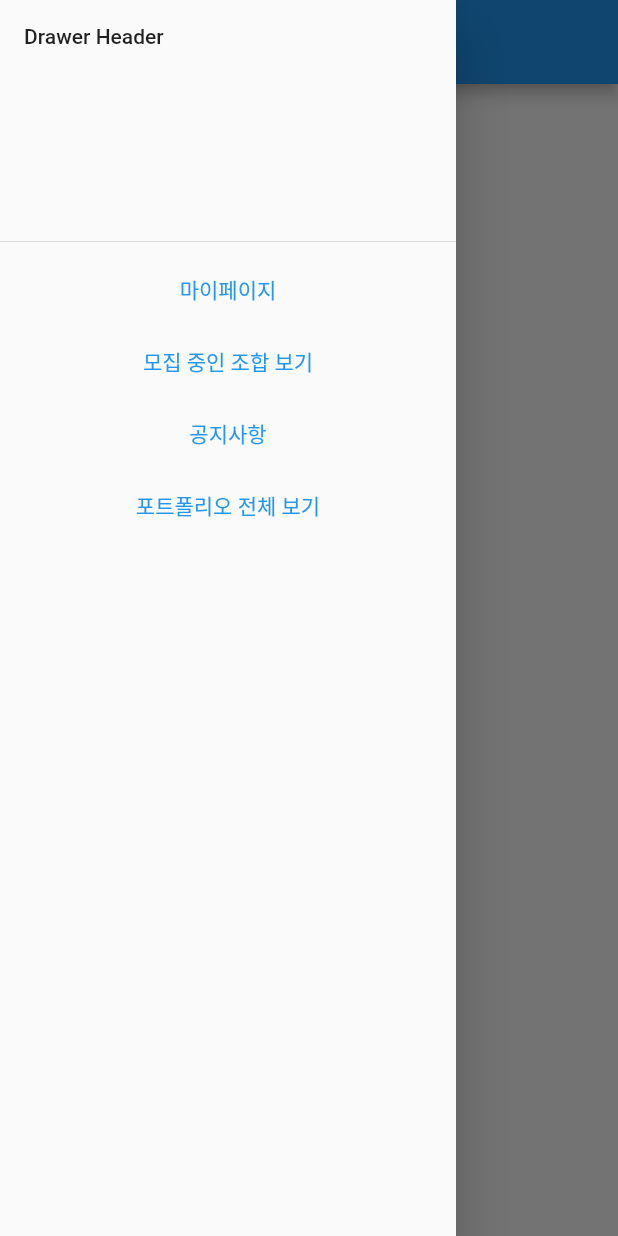
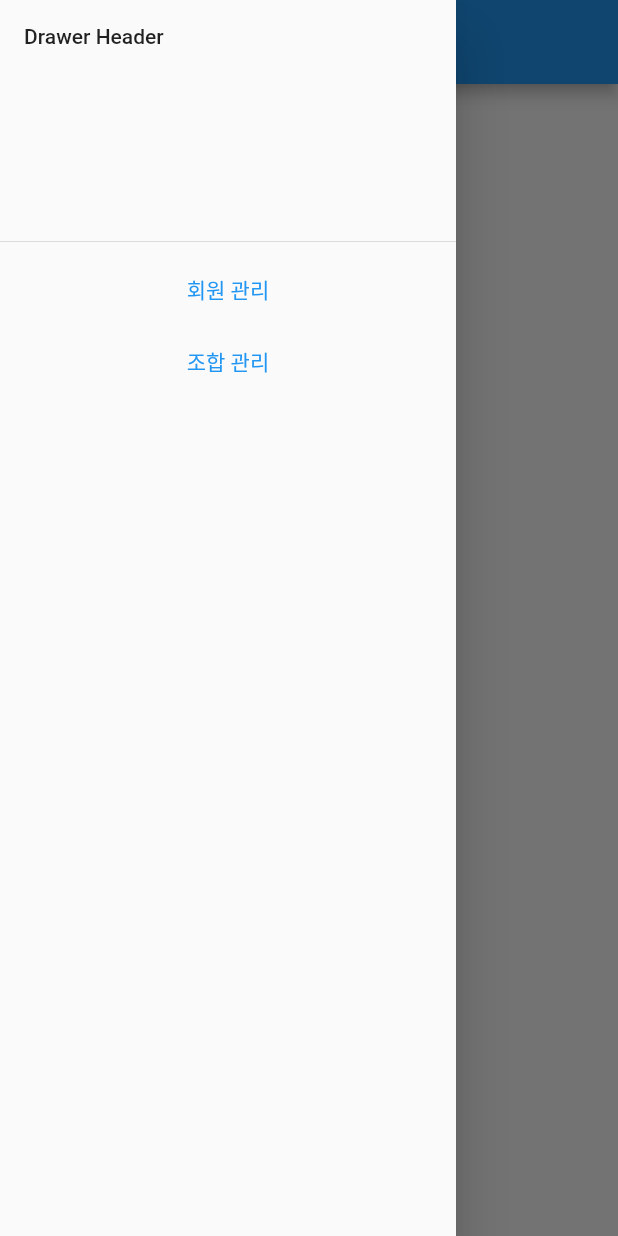
Before and after one commit to jhg6636/angelnet_front, a Flutter app: the ScreenFrame screen opened directly with empty values, with the side drawer open, on a phone screen of 412 x 824 dp. Run offline on Flutter 3.47's test engine with Material 2 defaults, Android fonts, the light colour scheme and no system bars; our stand-ins replace device_info_plus, flutter_secure_storage, get, table_calendar; accounts and stored records are empty; network calls fail.

Commit message:
LP 마이페이지 관리 완료 및 중간 기록 커밋

```diff
--- a/lib/assets/routes.dart
+++ b/lib/assets/routes.dart
@@ -1,7 +1,7 @@
 import 'package:backoffice_front/screens/common/signup_screen.dart';
 import 'package:flutter/cupertino.dart';
 
-import '../screens/admin/admin_screen.dart';
+import '../screens/admin/manage_user_screen.dart';
 import '../screens/common/home_screen.dart';
 import '../screens/common/mypage_screen.dart';
 import '../screens/common/reset_password_screen.dart';
@@ -21,7 +21,7 @@ class Routes {
     myPage: (BuildContext context) => MyPageScreen(),
     // lp: (BuildContext context) => LpMyPage(),
     // startup: (BuildContext context) => const StartupScreen(startup: Startup,),
-    admin: (BuildContext context) => AdminScreen(),
+    admin: (BuildContext context) => ManageUserScreen(),
     resetPassword: (BuildContext context) => ResetPasswordScreen(),
   };
 }
--- a/lib/screens/admin/admin_screen.dart
+++ b/lib/screens/admin/manage_user_screen.dart
@@ -1,6 +1,6 @@
 import 'package:flutter/cupertino.dart';
 
-class AdminScreen extends StatefulWidget {
+class ManageUserScreen extends StatefulWidget {
   @override
   State<StatefulWidget> createState() {
     // TODO: implement createState
--- a/lib/screens/lp/lp_mypage.dart
+++ b/lib/screens/lp/lp_mypage.dart
@@ -1,12 +1,11 @@
 import 'package:flutter/cupertino.dart';
 
-import '../../widgets/lp/fund.dart';
+import '../../models/lp/fund.dart';
 import '../../widgets/lp/lp_my_page_state.dart';
 
 class LpMyPage extends StatefulWidget {
-  final List<Fund> funds;
 
-  const LpMyPage({super.key, required this.funds});
+  const LpMyPage({super.key});
 
   @override
   State<StatefulWidget> createState() => LpMyPageState();
--- a/lib/screens/screen_frame.dart
+++ b/lib/screens/screen_frame.dart
@@ -1,10 +1,12 @@
+import 'package:backoffice_front/widgets/admin/admin_left_side_drawer.dart';
 import 'package:backoffice_front/widgets/core/left_side_drawer.dart';
 import 'package:flutter/material.dart';
 
 class ScreenFrame extends StatefulWidget {
   final Widget main;
+  final bool isAdmin;
 
-  const ScreenFrame({super.key, required this.main});
+  const ScreenFrame({super.key, required this.main, required this.isAdmin});
 
   @override
   State<StatefulWidget> createState() => ScreenFrameState();
@@ -13,12 +15,13 @@ class ScreenFrame extends StatefulWidget {
 class ScreenFrameState extends State<ScreenFrame> {
   @override
   Widget build(BuildContext context) {
+    Widget drawer = widget.isAdmin ? const LeftSideDrawer() : AdminLeftSideDrawer();
     return Scaffold(
       appBar: AppBar(
         title: const Text("RE:OFFICE"),
         centerTitle: true,
       ),
-      drawer: const LeftSideDrawer(),
+      drawer: drawer,
       body: widget.main,
     );
   }
--- a/lib/screens/startup/startup_screen.dart
+++ b/lib/screens/startup/startup_screen.dart
@@ -42,6 +42,8 @@ class StartupScreen extends StatelessWidget {
                 const Text("6"),
                 StartupDocuments(documents: startup.newsLetters)
               ],
-            )));
+            )
+        )
+    );
   }
 }
--- /dev/null
+++ b/lib/widgets/admin/admin_left_side_drawer.dart
@@ -0,0 +1,26 @@
+import 'package:flutter/cupertino.dart';
+import 'package:flutter/material.dart';
+
+class AdminLeftSideDrawer extends StatelessWidget {
+  @override
+  Widget build(BuildContext context) {
+    return Drawer(
+      child: ListView(
+        children: [
+          const DrawerHeader(child: Text('Drawer Header')),
+          TextButton(
+              onPressed: () {
+
+              },
+              child: Text("회원 관리")
+          ),
+          TextButton(
+              onPressed: () {},
+              child: Text("조합 관리")
+          )
+        ],
+      )
+    );
+  }
+
+}
--- a/lib/widgets/core/left_side_drawer.dart
+++ b/lib/widgets/core/left_side_drawer.dart
@@ -33,6 +33,7 @@ class LeftSideDrawer extends StatelessWidget {
                 },
                 child: Text("포트폴리오 전체 보기")),
             ],
-    ));
+          )
+        );
   }
 }
```
Also changed, not shown: lib/models/admin/user.dart (added, +23 -0 lines), lib/models/lp/fund.dart (added, +52 -0 lines), lib/utils/ListUtils.dart (added, +12 -0 lines), lib/widgets/common/home_screen_state.dart (+5 -8 lines), lib/widgets/common/sign_up_screen_state.dart (+19 -6 lines), lib/widgets/lp/fund.dart (deleted, +0 -40 lines), lib/widgets/lp/fund_card.dart (+9 -4 lines), lib/widgets/lp/lp_my_page_state.dart (+33 -5 lines). Lines whose indentation alone changed are shown as unchanged.
